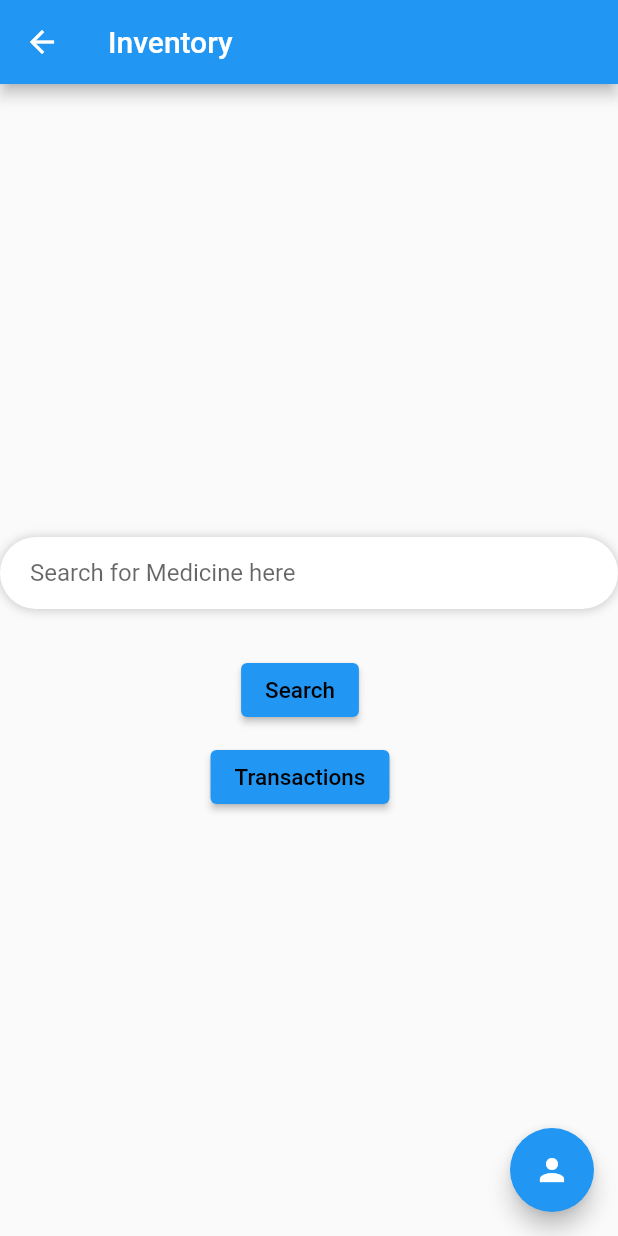
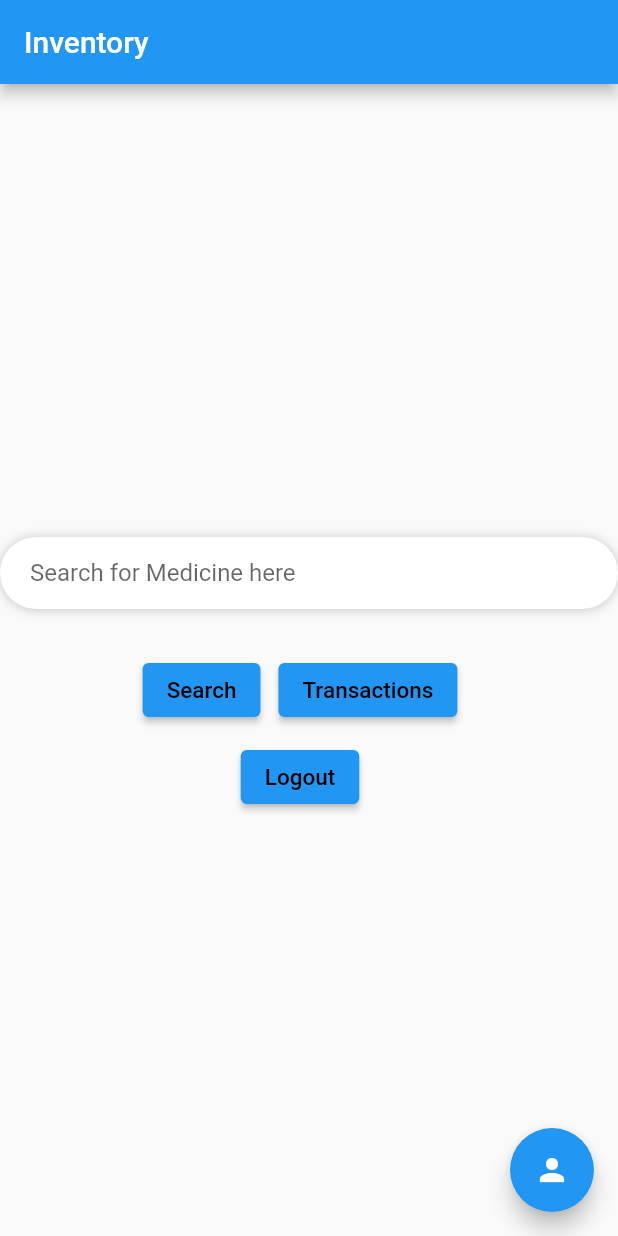
Before and after one commit to mananmehta3/Pharmacy-Management-System, a Flutter app: the SearchView screen opened directly, on a phone screen of 412 x 824 dp. Run offline on Flutter 3.47's test engine with Material 2 defaults, Android fonts, the phone set to English and light mode, and no system bars; our stand-ins replace firebase_auth, firebase_core; accounts and stored records are empty; network calls fail; Roboto replaces fonts that are missing (arial).

Commit message:
Disabled back button on appBar on login, register and search view

```diff
--- a/lib/views/login_view.dart
+++ b/lib/views/login_view.dart
@@ -34,7 +34,8 @@ class _LoginViewState extends State<LoginView> {
   @override
   Widget build(BuildContext context) {
     return Scaffold(
-      appBar: AppBar(title: const Text('Login')),
+      appBar:
+          AppBar(title: const Text('Login'), automaticallyImplyLeading: false),
       body: FutureBuilder(
         future: Firebase.initializeApp(
           options: DefaultFirebaseOptions.currentPlatform,
--- a/lib/views/register_view.dart
+++ b/lib/views/register_view.dart
@@ -35,7 +35,8 @@ class _RegisterViewState extends State<RegisterView> {
   @override
   Widget build(BuildContext context) {
     return Scaffold(
-      appBar: AppBar(title: const Text('Register')),
+      appBar: AppBar(
+          title: const Text('Register'), automaticallyImplyLeading: false),
       body: FutureBuilder(
         future: Firebase.initializeApp(
           options: DefaultFirebaseOptions.currentPlatform,
--- a/lib/views/search_view.dart
+++ b/lib/views/search_view.dart
@@ -1,6 +1,7 @@
 import 'package:flutter/material.dart';
 import 'package:learningdart/views/transactions_view.dart';
 import 'employee_information_view.dart';
+import 'login_view.dart';
 
 class SearchView extends StatefulWidget {
   const SearchView({Key? key}) : super(key: key);
@@ -13,7 +14,8 @@ class _SearchViewState extends State<SearchView> {
   @override
   Widget build(BuildContext context) {
     return Scaffold(
-        appBar: AppBar(title: const Text('Inventory')),
+        appBar: AppBar(
+            title: const Text('Inventory'), automaticallyImplyLeading: false),
         body: Column(
           mainAxisAlignment: MainAxisAlignment.center,
           children: [
@@ -70,6 +72,24 @@ class _SearchViewState extends State<SearchView> {
                     ),
                   ),
                 ),
+                Padding(
+                  padding: const EdgeInsets.only(right: 12.0, top: 10),
+                  child: ElevatedButton(
+                    onPressed: () async {
+                      Navigator.push(
+                          context,
+                          MaterialPageRoute(
+                              builder: (context) => const TransactionView()));
+                    },
+                    child: const Text(
+                      "Transactions",
+                      style: TextStyle(
+                          fontSize: 15.0,
+                          color: Colors.black,
+                          fontFamily: 'arial'),
+                    ),
+                  ),
+                ),
               ],
             )),
             Flexible(
@@ -83,10 +103,10 @@ class _SearchViewState extends State<SearchView> {
                       Navigator.push(
                           context,
                           MaterialPageRoute(
-                              builder: (context) => const TransactionView()));
+                              builder: (context) => const LoginView()));
                     },
                     child: const Text(
-                      "Transactions",
+                      "Logout",
                       style: TextStyle(
                           fontSize: 15.0,
                           color: Colors.black,
```
